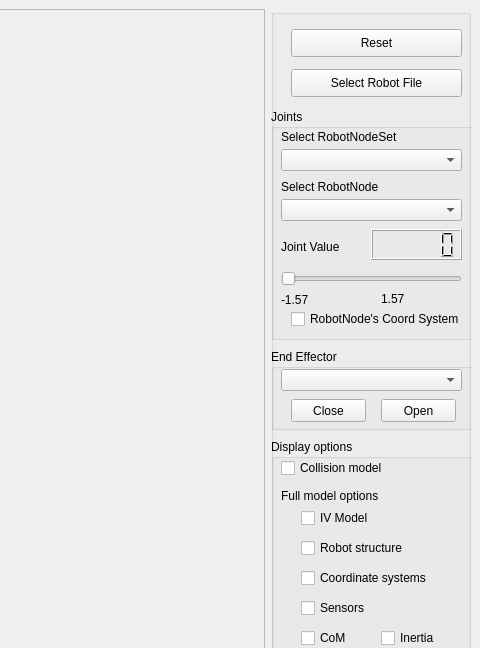
Above: VirtualRobot/examples/RobotViewer/RobotViewer.ui from softbankrobotics-research/Simox before the change; both pictures show x 634 to 1114 and y 0 to 648 of the 1114 by 855 pixel window. Below: the same form after it.
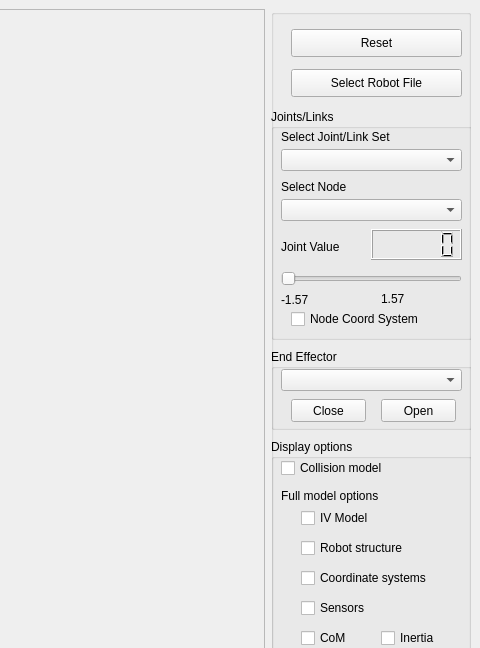
That is the form after the change.

Patch:
```diff
--- a/VirtualRobot/examples/RobotViewer/RobotViewer.ui
+++ b/VirtualRobot/examples/RobotViewer/RobotViewer.ui
@@ -79,7 +79,7 @@
          <rect>
           <x>30</x>
           <y>99</y>
-          <width>131</width>
+          <width>161</width>
           <height>20</height>
          </rect>
         </property>
@@ -92,7 +92,7 @@
          <rect>
           <x>30</x>
           <y>129</y>
-          <width>131</width>
+          <width>161</width>
           <height>20</height>
          </rect>
         </property>
@@ -189,7 +189,7 @@
         </rect>
        </property>
        <property name="title">
-        <string>Joints</string>
+        <string>Joints/Links</string>
        </property>
        <property name="flat">
         <bool>false</bool>
@@ -297,7 +297,7 @@
          </rect>
         </property>
         <property name="text">
-         <string>RobotNode's Coord System</string>
+         <string>Node Coord System</string>
         </property>
        </widget>
        <widget class="QComboBox" name="comboBoxRobotNodeSet">
@@ -320,7 +320,7 @@
          </rect>
         </property>
         <property name="text">
-         <string>Select RobotNodeSet</string>
+         <string>Select Joint/Link Set</string>
         </property>
        </widget>
        <widget class="QLabel" name="label_4">
@@ -333,7 +333,7 @@
          </rect>
         </property>
         <property name="text">
-         <string>Select RobotNode</string>
+         <string>Select Node</string>
         </property>
        </widget>
       </widget>
```
